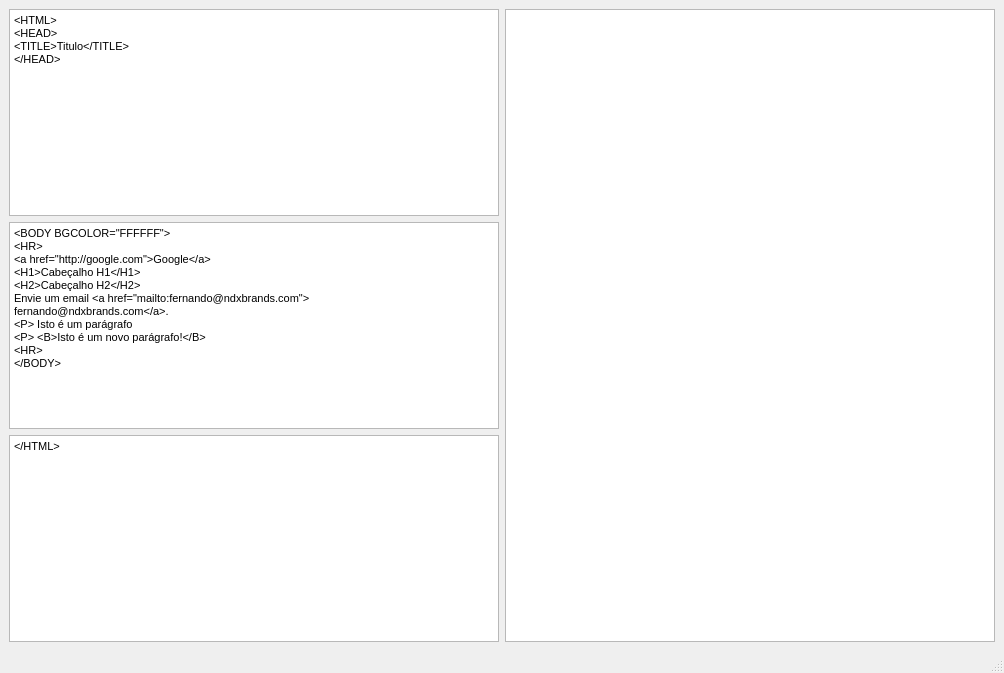
The window that mainwindow.ui (foliveira15/html2esp) describes before a commit, drawn with Qt 5.
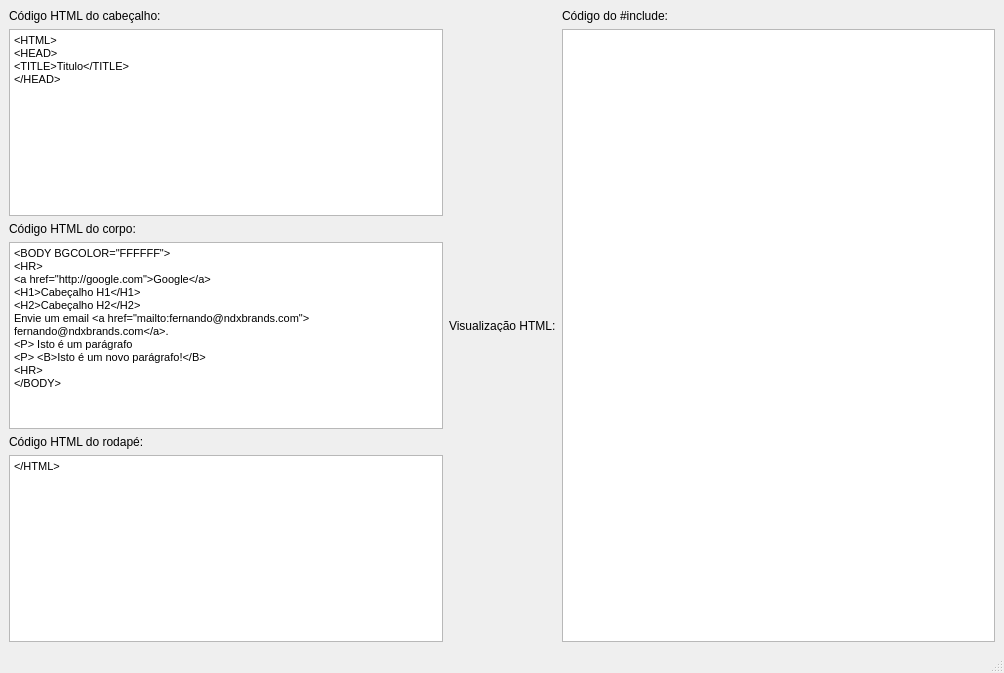
The same window after the commit.

Commit message: Adicionado labels

What changed in the file:
```diff
--- a/mainwindow.ui
+++ b/mainwindow.ui
@@ -19,6 +19,13 @@
      <layout class="QHBoxLayout" name="geral">
       <item>
        <layout class="QVBoxLayout" name="verticalLayout">
+        <item>
+         <widget class="QLabel" name="label">
+          <property name="text">
+           <string>Código HTML do cabeçalho:</string>
+          </property>
+         </widget>
+        </item>
         <item>
          <widget class="QTextEdit" name="headCode">
           <property name="minimumSize">
@@ -49,6 +56,13 @@
           </property>
          </widget>
         </item>
+        <item>
+         <widget class="QLabel" name="label_2">
+          <property name="text">
+           <string>Código HTML do corpo:</string>
+          </property>
+         </widget>
+        </item>
         <item>
          <widget class="QTextEdit" name="bodyCode">
           <property name="minimumSize">
@@ -85,6 +99,13 @@
           </property>
          </widget>
         </item>
+        <item>
+         <widget class="QLabel" name="label_3">
+          <property name="text">
+           <string>Código HTML do rodapé:</string>
+          </property>
+         </widget>
+        </item>
         <item>
          <widget class="QTextEdit" name="footerCode">
           <property name="minimumSize">
@@ -115,8 +136,15 @@
       </item>
      </layout>
     </item>
-    <item row="0" column="2">
-     <layout class="QHBoxLayout" name="horizontalLayout">
+    <item row="0" column="3">
+     <layout class="QVBoxLayout" name="verticalLayout_2">
+      <item>
+       <widget class="QLabel" name="label_4">
+        <property name="text">
+         <string>Código do #include:</string>
+        </property>
+       </widget>
+      </item>
       <item>
        <widget class="QPlainTextEdit" name="espCode">
         <property name="minimumSize">
@@ -135,6 +163,23 @@
       </item>
      </layout>
     </item>
+    <item row="0" column="1">
+     <layout class="QVBoxLayout" name="centro">
+      <item>
+       <widget class="QLabel" name="label_5">
+        <property name="maximumSize">
+         <size>
+          <width>16777215</width>
+          <height>13</height>
+         </size>
+        </property>
+        <property name="text">
+         <string>Visualização HTML:</string>
+        </property>
+       </widget>
+      </item>
+     </layout>
+    </item>
    </layout>
   </widget>
   <widget class="QMenuBar" name="menubar">
```
The commit also changes 1 other file.
